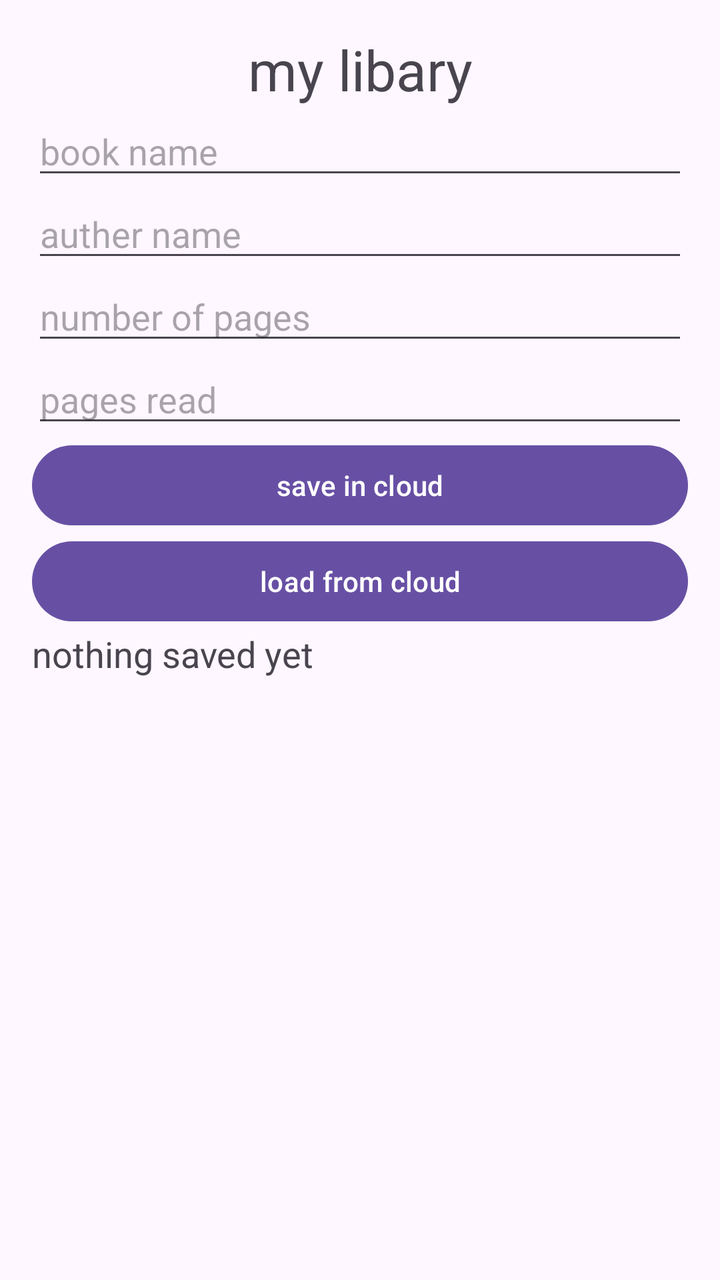
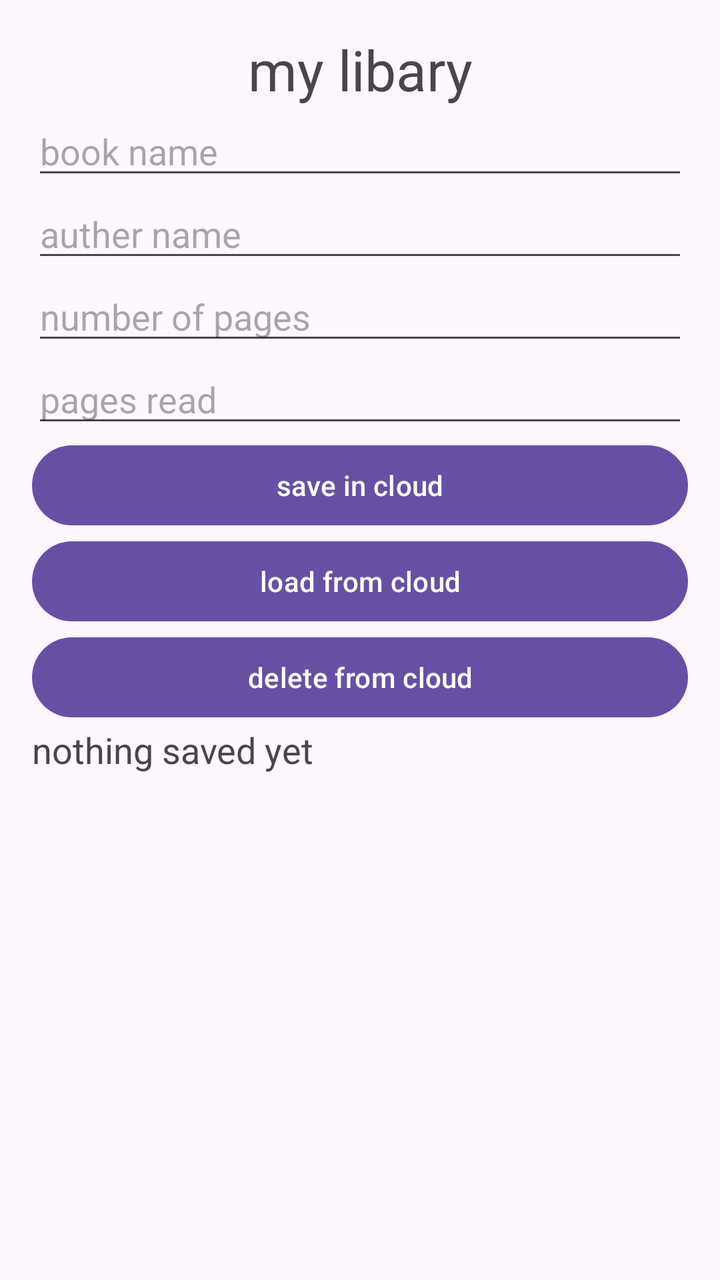

Screens rendered from an Android XML layout before and after an edit, with the pre-edit source and the edit as a unified diff.
<!-- AndroidManifest.xml: application theme Theme.MyLibrary -->
<!-- res/layout/activity_main.xml -->
<?xml version="1.0" encoding="utf-8"?>
<LinearLayout xmlns:android="http://schemas.android.com/apk/res/android"
    android:id="@+id/main"
    android:layout_width="match_parent"
    android:layout_height="match_parent"
    android:orientation="vertical"
    android:padding="16dp">

    

    <TextView
        android:id="@+id/tvTitle"
        android:layout_width="match_parent"
        android:layout_height="wrap_content"
        android:textSize="28sp"
        android:textAlignment="center"
        android:text="my libary" />

    <EditText
        android:id="@+id/etBook"
        android:layout_width="match_parent"
        android:layout_height="wrap_content"
        android:ems="10"
        android:inputType="text"
        android:hint="book name" />

    <EditText
        android:id="@+id/etAuthor"
        android:layout_width="match_parent"
        android:layout_height="wrap_content"
        android:ems="10"
        android:inputType="text"
        android:hint="auther name" />

    <EditText
        android:id="@+id/etPages"
        android:layout_width="match_parent"
        android:layout_height="wrap_content"
        android:ems="10"
        android:inputType="number"
        android:maxLength="4"
        android:hint="number of pages" />

    <EditText
        android:id="@+id/etRead"
        android:layout_width="match_parent"
        android:layout_height="wrap_content"
        android:ems="10"
        android:inputType="number"
        android:maxLength="4"
        android:hint="pages read" />

    <Button
        android:id="@+id/btnSave"
        android:layout_width="match_parent"
        android:layout_height="wrap_content"
        android:text="save in cloud" />

    <Button
        android:id="@+id/btnLoad"
        android:layout_width="match_parent"
        android:layout_height="wrap_content"
        android:text="load from cloud" />

    <TextView
        android:id="@+id/tvStatus"
        android:layout_width="match_parent"
        android:layout_height="wrap_content"
        android:textSize="18sp"
        android:text="nothing saved yet" />


</LinearLayout>
<!-- resources referenced by this layout -->
<resources>
  <style name="Theme.MyLibrary" parent="Base.Theme.MyLibrary" />
  <style name="Base.Theme.MyLibrary" parent="Theme.Material3.DayNight.NoActionBar">
          
          
      </style>
</resources>

<!-- the commit's change to res/layout/activity_main.xml (unified diff, before → after) -->
@@ -62,6 +62,12 @@
         android:layout_height="wrap_content"
         android:text="load from cloud" />
 
+    <Button
+        android:id="@+id/btnDelete"
+        android:layout_width="match_parent"
+        android:layout_height="wrap_content"
+        android:text="delete from cloud" />
+
     <TextView
         android:id="@+id/tvStatus"
         android:layout_width="match_parent"
